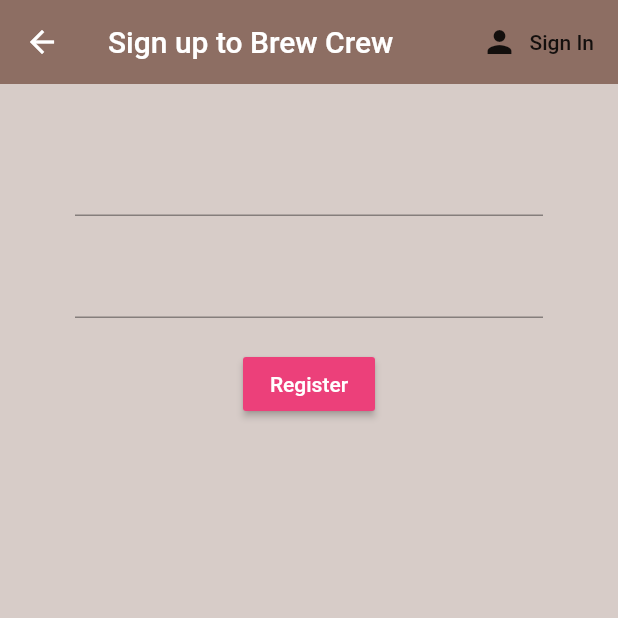
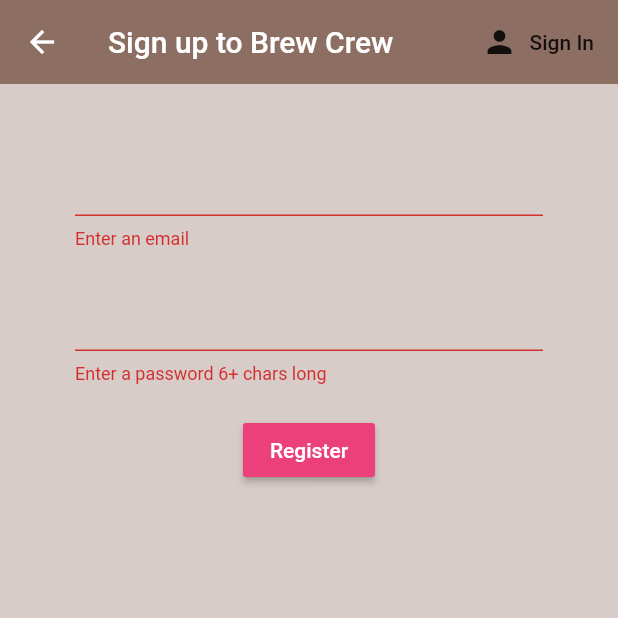
Before and after one commit to cjmendes/BrewCrewFlutter, a Flutter app: the Register screen opened directly, after a tap on "Register", on a phone screen of 412 x 824 dp, the top half of it. Run offline on Flutter 3.47's test engine with Material 2 defaults, Android fonts, the phone set to English and light mode, and no system bars; our stand-ins replace firebase_auth, firebase_core; accounts and stored records are empty.

Commit message:
Added Register functionality with firebase

```diff
--- a/lib/screens/authenticate/register.dart
+++ b/lib/screens/authenticate/register.dart
@@ -12,10 +12,12 @@ class Register extends StatefulWidget {
 
 class _RegisterState extends State<Register> {
   final AuthService _auth = AuthService();
+  final _formKey = GlobalKey<FormState>();
 
   // Text field state
   String email = '';
   String password = '';
+  String error = '';
 
   @override
   Widget build(BuildContext context) {
@@ -38,10 +40,12 @@ class _RegisterState extends State<Register> {
       body: Container(
         padding: EdgeInsets.symmetric(horizontal: 50.0, vertical: 20.0),
         child: Form(
+          key: _formKey,
           child: Column(
             children: [
               SizedBox(height: 20.0),
               TextFormField(
+                validator: (val) => val.isEmpty ? 'Enter an email' : null,
                 onChanged: (val) {
                   setState(() => email = val);
                 },
@@ -49,6 +53,8 @@ class _RegisterState extends State<Register> {
               SizedBox(height: 20.0),
               TextFormField(
                 obscureText: true,
+                validator: (val) =>
+                    val.length < 6 ? 'Enter a password 6+ chars long' : null,
                 onChanged: (val) {
                   setState(() => password = val);
                 },
@@ -61,10 +67,19 @@ class _RegisterState extends State<Register> {
                   style: TextStyle(color: Colors.white),
                 ),
                 onPressed: () async {
-                  print(email);
-                  print(password);
+                  if (_formKey.currentState.validate()) {
+                    dynamic result = await _auth.registerWithEmailAndPassword(
+                        email, password);
+                    if (result == null) {
+                      setState(() => error = 'Please supply a valid email');
+                    }
+                  }
                 },
               ),
+              SizedBox(
+                height: 12.0,
+              ),
+              Text(error, style: TextStyle(color: Colors.red, fontSize: 14.0)),
             ],
           ),
         ),
--- a/lib/screens/wrapper.dart
+++ b/lib/screens/wrapper.dart
@@ -6,14 +6,14 @@ import 'package:firebase_core/firebase_core.dart';
 import 'package:the_net_ninja_app/screens/home/home.dart';
 
 class Wrapper extends StatelessWidget {
-  final Future<FirebaseApp> _initialization = Firebase.initializeApp();
+  //final Future<FirebaseApp> _initialization = Firebase.initializeApp();
 
   @override
   Widget build(BuildContext context) {
     final user = Provider.of<CustomUser>(context);
 
     return FutureBuilder(
-      future: _initialization,
+      //future: _initialization,
       builder: (context, snapshot) {
         // return either Home or Authenticate widget
         if (user == null) {
```
Also changed, not shown: lib/main.dart (+30 -1 lines), lib/services/auth.dart (+11 -0 lines).
